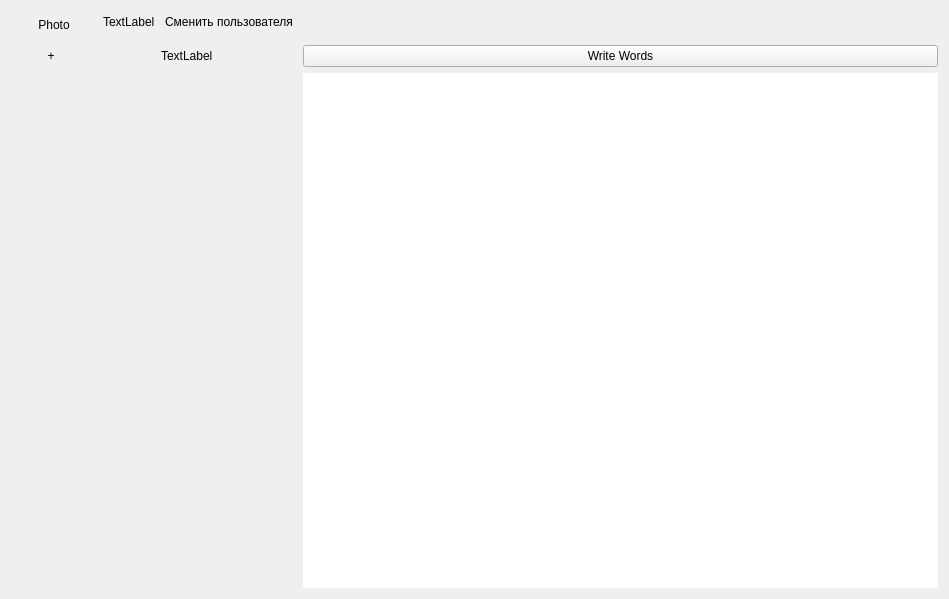
Euclidis/Thesaurus, file Thesaurus/Windows/menu_window.ui: the form before one commit.
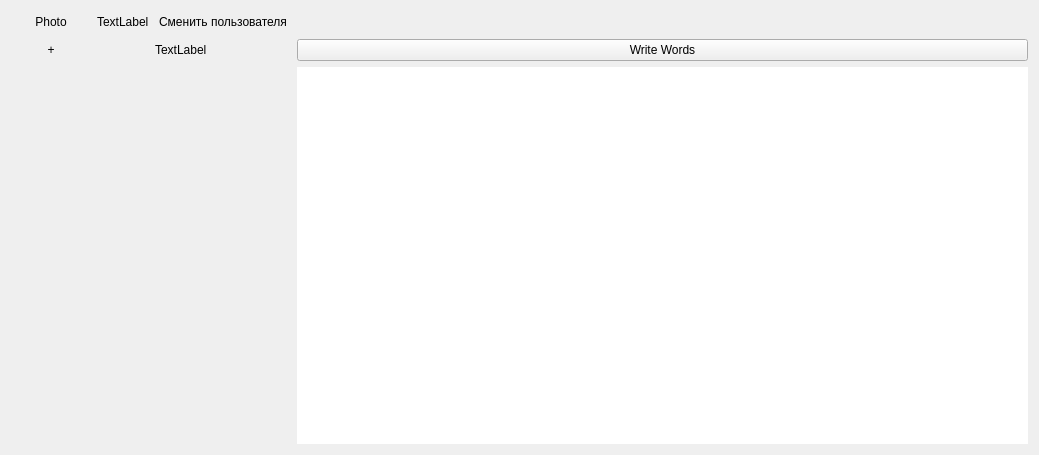
The form after the commit. Custom widgets are drawn as their Qt base class.

Commit message: widgetList promotion

Patch:
```diff
--- a/Thesaurus/Windows/menu_window.ui
+++ b/Thesaurus/Windows/menu_window.ui
@@ -6,8 +6,8 @@
    <rect>
     <x>0</x>
     <y>0</y>
-    <width>949</width>
-    <height>599</height>
+    <width>1039</width>
+    <height>455</height>
    </rect>
   </property>
   <property name="acceptDrops">
@@ -17,20 +17,7 @@
    <string>Dialog</string>
   </property>
   <layout class="QGridLayout" name="gridLayout">
-   <item row="3" column="5">
-    <widget class="QTableView" name="tableView">
-     <property name="frameShape">
-      <enum>QFrame::NoFrame</enum>
-     </property>
-     <property name="frameShadow">
-      <enum>QFrame::Raised</enum>
-     </property>
-     <property name="lineWidth">
-      <number>0</number>
-     </property>
-    </widget>
-   </item>
-   <item row="0" column="0" rowspan="2" colspan="2">
+   <item row="0" column="0">
     <widget class="QLabel" name="label">
      <property name="text">
       <string>Photo</string>
@@ -40,7 +27,20 @@
      </property>
     </widget>
    </item>
-   <item row="0" column="4">
+   <item row="0" column="1">
+    <widget class="QLabel" name="label_2">
+     <property name="sizePolicy">
+      <sizepolicy hsizetype="Preferred" vsizetype="Preferred">
+       <horstretch>0</horstretch>
+       <verstretch>0</verstretch>
+      </sizepolicy>
+     </property>
+     <property name="text">
+      <string>TextLabel</string>
+     </property>
+    </widget>
+   </item>
+   <item row="0" column="2">
     <widget class="QPushButton" name="pushButton_3">
      <property name="text">
       <string>Сменить пользователя</string>
@@ -50,7 +50,7 @@
      </property>
     </widget>
    </item>
-   <item row="2" column="0">
+   <item row="1" column="0">
     <widget class="QPushButton" name="pushButton_2">
      <property name="text">
       <string>+</string>
@@ -60,15 +60,41 @@
      </property>
     </widget>
    </item>
-   <item row="2" column="4">
+   <item row="1" column="2">
     <widget class="QLabel" name="label_3">
      <property name="text">
       <string>TextLabel</string>
      </property>
     </widget>
    </item>
-   <item row="3" column="3" colspan="2">
+   <item row="1" column="3">
+    <widget class="QPushButton" name="pushButton">
+     <property name="text">
+      <string>Write Words</string>
+     </property>
+    </widget>
+   </item>
+   <item row="2" column="3">
+    <widget class="QTableView" name="tableView">
+     <property name="frameShape">
+      <enum>QFrame::NoFrame</enum>
+     </property>
+     <property name="frameShadow">
+      <enum>QFrame::Raised</enum>
+     </property>
+     <property name="lineWidth">
+      <number>0</number>
+     </property>
+    </widget>
+   </item>
+   <item row="2" column="1" colspan="2">
     <widget class="WidgetList" name="scrollArea">
+     <property name="minimumSize">
+      <size>
+       <width>100</width>
+       <height>20</height>
+      </size>
+     </property>
      <property name="frameShape">
       <enum>QFrame::NoFrame</enum>
      </property>
@@ -80,33 +106,13 @@
        <rect>
         <x>0</x>
         <y>0</y>
-        <width>151</width>
-        <height>521</height>
+        <width>211</width>
+        <height>359</height>
        </rect>
       </property>
      </widget>
     </widget>
    </item>
-   <item row="2" column="5">
-    <widget class="QPushButton" name="pushButton">
-     <property name="text">
-      <string>Write Words</string>
-     </property>
-    </widget>
-   </item>
-   <item row="0" column="2" colspan="2">
-    <widget class="QLabel" name="label_2">
-     <property name="sizePolicy">
-      <sizepolicy hsizetype="Preferred" vsizetype="Preferred">
-       <horstretch>0</horstretch>
-       <verstretch>0</verstretch>
-      </sizepolicy>
-     </property>
-     <property name="text">
-      <string>TextLabel</string>
-     </property>
-    </widget>
-   </item>
   </layout>
  </widget>
  <customwidgets>
```
Left out of the diff: 4 changed lines with no effect on the pictures. The commit also changes 1 other file.
